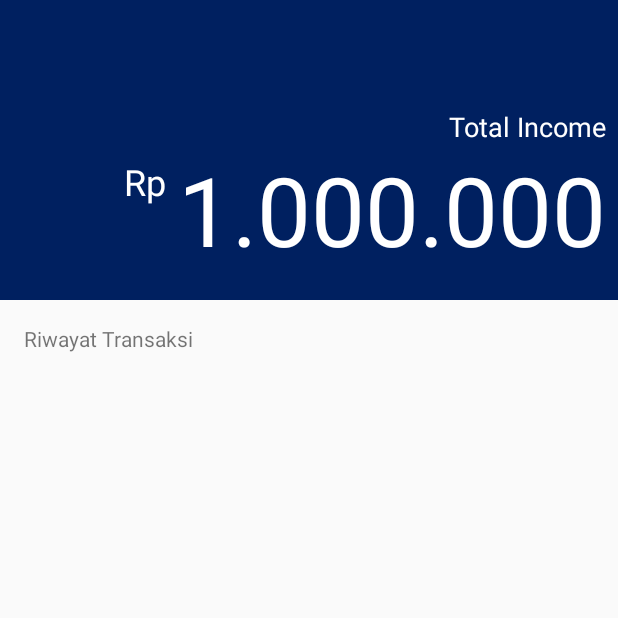
After one commit to anandadwi45/TokoBukuBuka, an Android app: the fragment AdminHistoryFragment placed in its activity, on a phone screen of 412 x 824 dp, the top half of it. The commit adds this screen. Run offline under Robolectric (Android 15) with nearby library versions, the phone set to English and light mode, and no system bars; our stand-ins replace Volley; network calls fail.

Commit message:
Transaction History

```diff
--- /dev/null
+++ b/app/src/main/java/com/adp/tokobukubuka/AdminHistoryFragment.java
@@ -0,0 +1,151 @@
+package com.adp.tokobukubuka;
+
+import android.content.Context;
+import android.content.SharedPreferences;
+import android.os.Bundle;
+import android.support.v4.app.Fragment;
+import android.support.v7.widget.CardView;
+import android.support.v7.widget.LinearLayoutManager;
+import android.support.v7.widget.RecyclerView;
+import android.util.Log;
+import android.view.LayoutInflater;
+import android.view.View;
+import android.view.ViewGroup;
+import android.widget.TextView;
+
+import com.android.volley.Request;
+import com.android.volley.RequestQueue;
+import com.android.volley.Response;
+import com.android.volley.VolleyError;
+import com.android.volley.toolbox.StringRequest;
+import com.android.volley.toolbox.Volley;
+
+import org.json.JSONArray;
+import org.json.JSONException;
+import org.json.JSONObject;
+
+import java.util.ArrayList;
+import java.util.HashMap;
+
+
+/**
+ * A simple {@link Fragment} subclass.
+ * Use the {@link AdminHistoryFragment#newInstance} factory method to
+ * create an instance of this fragment.
+ */
+public class AdminHistoryFragment extends Fragment {
+    // TODO: Rename parameter arguments, choose names that match
+    // the fragment initialization parameters, e.g. ARG_ITEM_NUMBER
+    private static final String ARG_PARAM1 = "param1";
+    private static final String ARG_PARAM2 = "param2";
+
+    // TODO: Rename and change types of parameters
+    private String mParam1;
+    private String mParam2;
+
+    SharedPreferences sharedpreferences;
+
+    private RecyclerView trx;
+
+
+    private RequestQueue requestQueue;
+    private StringRequest stringRequest;
+
+    TextView txt_id, txt_username;
+    String id_member, username;
+
+    public static final String TAG_ID = "id_member";
+    public static final String TAG_USERNAME = "username";
+
+    ArrayList<HashMap<String, String>> list_transaksi;
+
+    public AdminHistoryFragment() {
+        // Required empty public constructor
+    }
+
+    /**
+     * Use this factory method to create a new instance of
+     * this fragment using the provided parameters.
+     *
+     * @param param1 Parameter 1.
+     * @param param2 Parameter 2.
+     * @return A new instance of fragment AdminHistoryFragment.
+     */
+    // TODO: Rename and change types and number of parameters
+    public static AdminHistoryFragment newInstance(String param1, String param2) {
+        AdminHistoryFragment fragment = new AdminHistoryFragment();
+        Bundle args = new Bundle();
+        args.putString(ARG_PARAM1, param1);
+        args.putString(ARG_PARAM2, param2);
+        fragment.setArguments(args);
+        return fragment;
+    }
+
+    @Override
+    public void onCreate(Bundle savedInstanceState) {
+        super.onCreate(savedInstanceState);
+        if (getArguments() != null) {
+            mParam1 = getArguments().getString(ARG_PARAM1);
+            mParam2 = getArguments().getString(ARG_PARAM2);
+        }
+    }
+
+    @Override
+    public View onCreateView(LayoutInflater inflater, ViewGroup container,
+                             Bundle savedInstanceState) {
+        // Inflate the layout for this fragment
+        View view = inflater.inflate(R.layout.fragment_admin_history, null);
+
+//        sharedpreferences = getContext().getSharedPreferences(LoginActivity.my_shared_preferences, Context.MODE_PRIVATE);
+//
+//        id_member = sharedpreferences.getString("id_member", "null");
+//        username = getActivity().getIntent().getStringExtra(TAG_USERNAME);
+
+        String url = Server.URL+"getdatahistory.php";
+
+        trx = (RecyclerView) view.findViewById(R.id.rvHistory);
+        trx.setLayoutManager(new LinearLayoutManager(getActivity().getApplicationContext()));
+
+        CardView cdTop = (CardView) view.findViewById(R.id.cdTop);
+
+        requestQueue = Volley.newRequestQueue(getActivity().getApplicationContext());
+
+        list_transaksi = new ArrayList<>();
+
+
+        stringRequest = new StringRequest(Request.Method.GET, url, new Response.Listener<String>() {
+            @Override
+            public void onResponse(String response) {
+                Log.d("response ", response);
+                try {
+                    JSONObject jsonObject = new JSONObject(response);
+                    JSONArray jsonArray = jsonObject.getJSONArray("trx");
+                    for (int a = 0; a < jsonArray.length(); a++) {
+                        JSONObject json = jsonArray.getJSONObject(a);
+                        HashMap<String, String> map = new HashMap<>();
+                        map.put("id_transaksi", json.getString("id_transaksi"));
+                        map.put("fullname", json.getString("fullname"));
+                        map.put("total_harga", json.getString("total_harga"));
+                        map.put("tanggal", json.getString("tanggal"));
+                        map.put("status", json.getString("status"));
+                        list_transaksi.add(map);
+                        AdapterListTransaksi adapter = new AdapterListTransaksi(AdminHistoryFragment.this, list_transaksi);
+                        trx.setAdapter(adapter);
+
+                    }
+                } catch (JSONException e) {
+                    e.printStackTrace();
+                }
+            }
+        }, new Response.ErrorListener() {
+            @Override
+            public void onErrorResponse(VolleyError error) {
+//                Toast.makeText(HomeFragment.this, error.getMessage(), Toast.LENGTH_SHORT).show();
+            }
+        });
+
+        requestQueue.add(stringRequest);
+
+        return view;
+    }
+}
--- /dev/null
+++ b/app/src/main/res/drawable/ic_history_black_24dp.xml
@@ -0,0 +1,9 @@
+<vector xmlns:android="http://schemas.android.com/apk/res/android"
+        android:width="24dp"
+        android:height="24dp"
+        android:viewportWidth="24.0"
+        android:viewportHeight="24.0">
+    <path
+        android:fillColor="#FF000000"
+        android:pathData="M13,3c-4.97,0 -9,4.03 -9,9L1,12l3.89,3.89 0.07,0.14L9,12L6,12c0,-3.87 3.13,-7 7,-7s7,3.13 7,7 -3.13,7 -7,7c-1.93,0 -3.68,-0.79 -4.94,-2.06l-1.42,1.42C8.27,19.99 10.51,21 13,21c4.97,0 9,-4.03 9,-9s-4.03,-9 -9,-9zM12,8v5l4.28,2.54 0.72,-1.21 -3.5,-2.08L13.5,8L12,8z"/>
+</vector>
--- /dev/null
+++ b/app/src/main/res/layout/fragment_admin_history.xml
@@ -0,0 +1,103 @@
+<?xml version="1.0" encoding="utf-8"?>
+
+<android.support.v4.widget.NestedScrollView
+    android:layout_width="match_parent"
+    android:layout_height="match_parent"
+    android:fillViewport="true"
+    xmlns:android="http://schemas.android.com/apk/res/android">
+
+    <RelativeLayout
+        android:layout_width="match_parent"
+        android:layout_height="match_parent">
+
+        <android.support.constraint.ConstraintLayout
+            xmlns:android="http://schemas.android.com/apk/res/android"
+            xmlns:app="http://schemas.android.com/apk/res-auto"
+            xmlns:tools="http://schemas.android.com/tools"
+            android:layout_width="match_parent"
+            android:layout_height="match_parent"
+            tools:context=".HistoryMerchantActivity">
+
+            <android.support.v7.widget.CardView
+                android:id="@+id/cardView2"
+                android:layout_width="match_parent"
+                android:layout_height="200dp"
+                app:cardBackgroundColor="@color/colorPrimary"
+                app:cardCornerRadius="0dp"
+                app:cardElevation="0dp"
+                app:layout_constraintEnd_toEndOf="parent"
+                app:layout_constraintStart_toStartOf="parent"
+                app:layout_constraintTop_toTopOf="parent">
+
+                <android.support.constraint.ConstraintLayout
+                    android:layout_width="match_parent"
+                    android:layout_height="match_parent">
+
+                    <TextView
+                        android:id="@+id/textView5"
+                        android:layout_width="wrap_content"
+                        android:layout_height="wrap_content"
+                        android:layout_gravity="right"
+                        android:layout_marginTop="72dp"
+                        android:layout_marginEnd="8dp"
+                        android:text="Total Income"
+                        android:textColor="@color/colorPrimaryText"
+                        android:textSize="18sp"
+                        app:layout_constraintEnd_toEndOf="parent"
+                        app:layout_constraintTop_toTopOf="parent" />
+
+                    <TextView
+                        android:id="@+id/textView6"
+                        android:layout_width="wrap_content"
+                        android:layout_height="wrap_content"
+                        android:layout_gravity="right"
+                        android:layout_marginTop="8dp"
+                        android:layout_marginEnd="8dp"
+                        android:text="Rp"
+                        android:textColor="@color/colorPrimaryText"
+                        android:textSize="24dp"
+                        app:layout_constraintEnd_toStartOf="@+id/totalHistory"
+                        app:layout_constraintTop_toBottomOf="@+id/textView5" />
+
+                    <TextView
+                        android:id="@+id/totalHistory"
+                        android:layout_width="wrap_content"
+                        android:layout_height="wrap_content"
+                        android:layout_gravity="right"
+                        android:layout_marginEnd="8dp"
+                        android:text="1.000.000"
+                        android:textColor="@color/colorPrimaryText"
+                        android:textSize="64dp"
+                        app:layout_constraintEnd_toEndOf="parent"
+                        app:layout_constraintTop_toBottomOf="@+id/textView5" />
+                </android.support.constraint.ConstraintLayout>
+
+            </android.support.v7.widget.CardView>
+
+            <LinearLayout
+                android:layout_width="match_parent"
+                android:layout_height="wrap_content"
+                android:orientation="vertical"
+                android:layout_marginTop="16dp"
+                app:layout_constraintEnd_toEndOf="parent"
+                app:layout_constraintStart_toStartOf="parent"
+                app:layout_constraintTop_toBottomOf="@id/cardView2">
+
+                <TextView
+                    android:id="@+id/textView7"
+                    android:layout_width="match_parent"
+                    android:layout_height="wrap_content"
+                    android:layout_marginLeft="16dp"
+                    android:layout_marginBottom="8dp"
+                    android:text="Riwayat Transaksi" />
+
+                <android.support.v7.widget.RecyclerView
+                    android:id="@+id/rvHistory"
+                    android:layout_width="match_parent"
+                    android:layout_height="wrap_content" />
+            </LinearLayout>
+
+        </android.support.constraint.ConstraintLayout>
+
+    </RelativeLayout>
+</android.support.v4.widget.NestedScrollView>
--- a/app/src/main/res/menu/activity_admin_main_drawer.xml
+++ b/app/src/main/res/menu/activity_admin_main_drawer.xml
@@ -9,12 +9,12 @@
             android:icon="@drawable/ic_home_black_24dp"
             android:title="Home" />
         <item
-            android:id="@+id/nav_profile"
-            android:icon="@drawable/ic_assignment_black_24dp"
-            android:title="Profil" />
+            android:id="@+id/nav_history"
+            android:icon="@drawable/ic_history_black_24dp"
+            android:title="History" />
         <item
             android:id="@+id/nav_list"
-            android:icon="@drawable/ic_assignment_ind_black_24dp"
+            android:icon="@drawable/ic_assignment_black_24dp"
             android:title="List" />
         <item
             android:id="@+id/nav_logout"
```
Also changed, not shown: app/src/main/java/com/adp/tokobukubuka/AdapterListTransaksi.java (added, +63 -0 lines), app/src/main/java/com/adp/tokobukubuka/AdminBukuActivity.java (+5 -4 lines), app/src/main/res/layout/item_list_transaksi.xml (added, +79 -0 lines).
